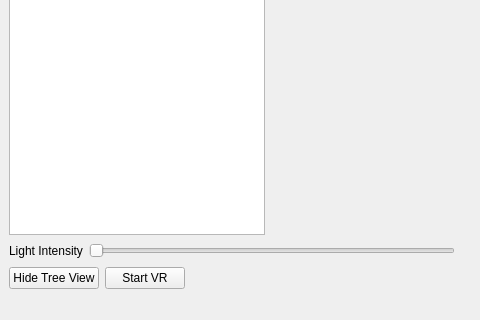
The window that GUI/mainwindow.ui (ninyo999/2024_EEEE2076_GROUP6) describes before a commit, drawn with Qt 5; both pictures show x 0 to 480 and y 307 to 627 of the 829 by 627 pixel window.
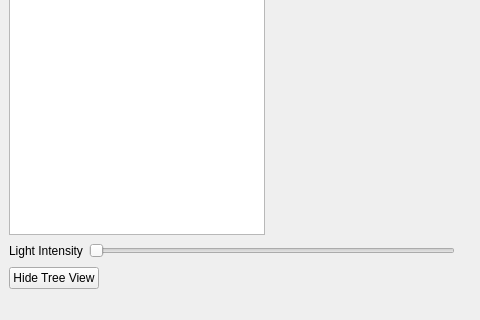
The same window after the commit. Icons and pictures are not drawn. Custom widgets are drawn as their Qt base class.

```diff
--- a/GUI/mainwindow.ui
+++ b/GUI/mainwindow.ui
@@ -89,13 +89,6 @@
         </property>
        </widget>
       </item>
-      <item>
-       <widget class="QPushButton" name="toggleVRButton">
-        <property name="text">
-         <string>Start VR</string>
-        </property>
-       </widget>
-      </item>
       <item>
        <spacer name="horizontalSpacer">
         <property name="orientation">
```
